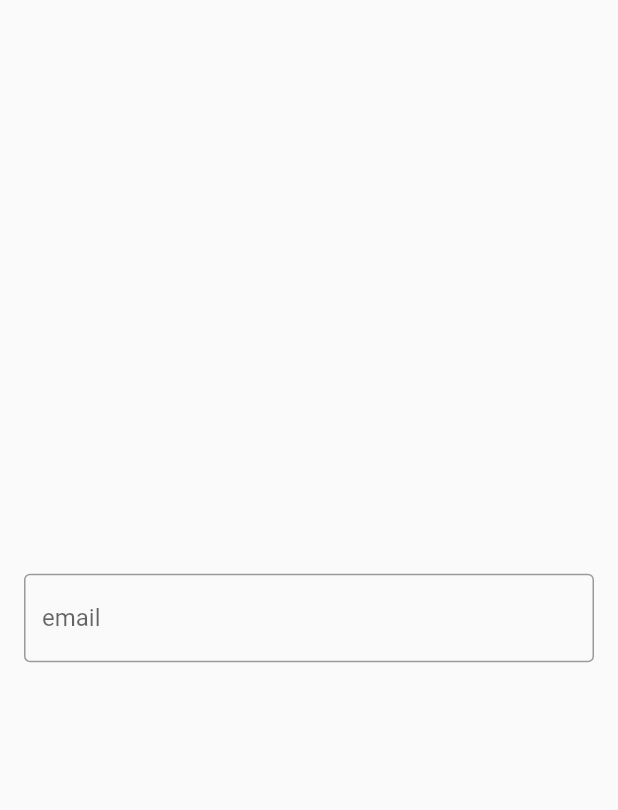
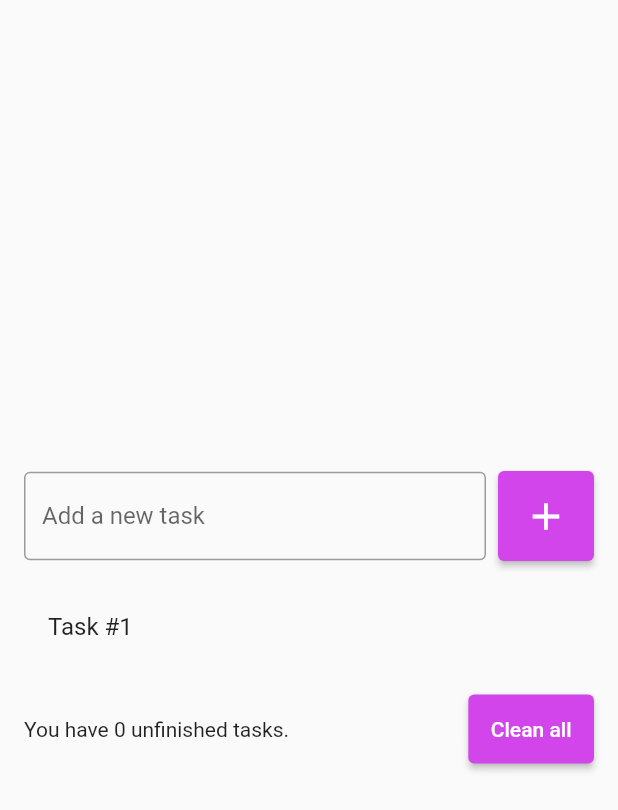
Before and after one commit to yoruwitch/flutter, a Flutter app: the screen it shows after launch, on a phone screen of 412 x 824 dp. Shown: the top 810 px of the screen. Run offline on Flutter 3.47's test engine with Material 2 defaults, Android fonts, the phone set to English and light mode, and no system bars.

Commit message:
Ongoing project updated

```diff
--- a/todo-list/todo_list/lib/main.dart
+++ b/todo-list/todo_list/lib/main.dart
@@ -10,7 +10,7 @@ class MyApp extends StatelessWidget {
 
   @override
   Widget build(BuildContext context) {
-    return const MaterialApp(
+    return  MaterialApp(
       home: TodoListPage(),
     );
   }
--- a/todo-list/todo_list/lib/pages/todo_list_page.dart
+++ b/todo-list/todo_list/lib/pages/todo_list_page.dart
@@ -1,23 +1,77 @@
 import 'package:flutter/material.dart';
 
 class TodoListPage extends StatelessWidget {
-  const TodoListPage({ Key? key }) : super(key: key);
+  const TodoListPage({Key? key}) : super(key: key);
 
   @override
   Widget build(BuildContext context) {
-    return const Scaffold(
+    return Scaffold(
       body: Center(
           child: Padding(
-          padding: EdgeInsets.symmetric(horizontal: 16),
+              padding: const EdgeInsets.symmetric(horizontal: 16),
+              child: Column(
+                mainAxisSize: MainAxisSize.min,
+                children: [
+                  Row(
+                    children: [
+                      const Expanded(
                         child: TextField(
                             decoration: InputDecoration(
-              labelText: 'email',
-              hintText: 'example@example.com',
                                 border: OutlineInputBorder(),
+                                labelText: 'Add a new task',
+                                hintText: 'Ex: Complete the math list.')),
                       ),
+                      const SizedBox(
+                        width: 8,
                       ),
+                      ElevatedButton(
+                        onPressed: () {},
+                        style: ElevatedButton.styleFrom(
+                          primary: Color.fromRGBO(210, 69, 235, 1),
+                          padding: EdgeInsets.all(15),
                         ),
+                        child: const Icon(
+                          Icons.add,
+                          size: 30,
                         ),
+                      )
+                    ],
+                  ),
+
+                  const SizedBox(height: 16,),
+
+                  ListView(
+                    shrinkWrap: true,
+                    children: const [
+                      ListTile(
+                        title: Text('Task #1'),
+                      )
+                    ],
+                  ),
+
+                  const SizedBox(height: 16,),
+
+
+                  Row(
+                    children: [
+                      const Expanded(
+                        child: Text('You have 0 unfinished tasks.')
+                        ),
+
+                      const SizedBox(width:16),
+
+                      ElevatedButton(
+                        onPressed: () {},
+                        style: ElevatedButton.styleFrom(
+                          primary: Color.fromRGBO(210, 69, 235, 1),
+                          padding: EdgeInsets.all(15),
+
+                      ),
+                      child: Text('Clean all'),
+                       ) ],
+                  )
+                ],
+              ))),
     );
   }
 }
```
Lines whose indentation alone changed are shown as unchanged.
